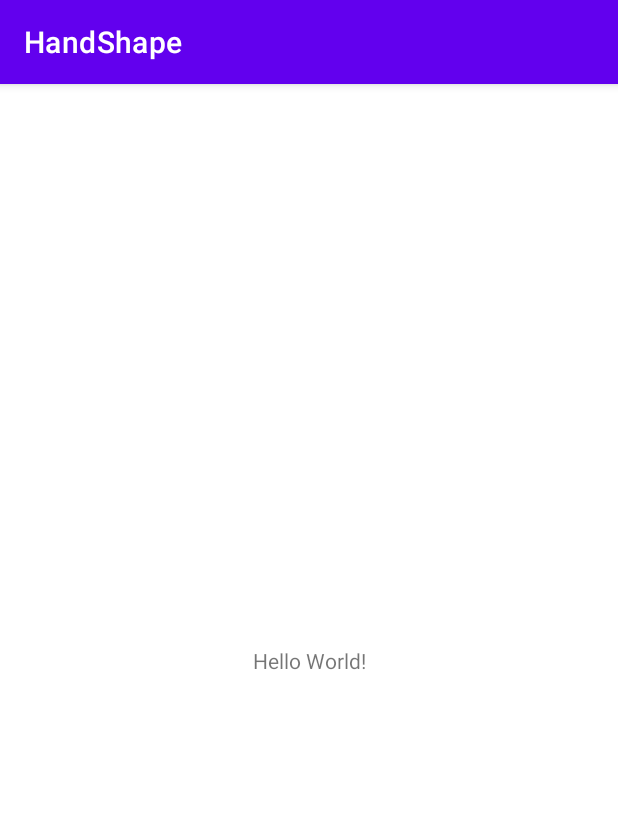
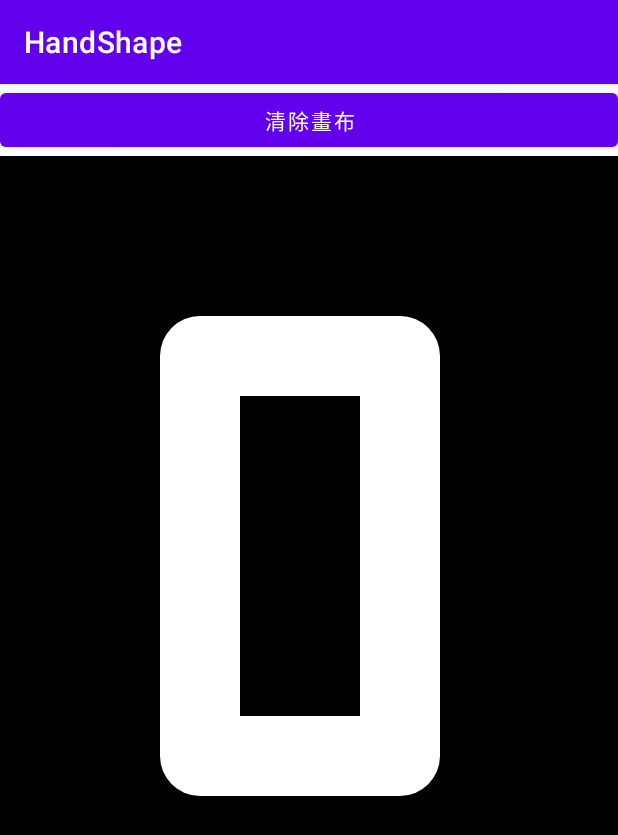
Before and after one commit to tcyang1971/HandShape, an Android app: the screen it shows after launch (MainActivity), on a phone screen of 412 x 824 dp. Shown: the top 835 px of the screen. Run offline under Robolectric (Android 15) with nearby library versions, the phone set to English and light mode, and no system bars.

Commit message:
建立CustomView

```diff
--- a/app/src/main/java/tw/edu/pu/csim/tcyang/handshape/HandPaint.kt
+++ b/app/src/main/java/tw/edu/pu/csim/tcyang/handshape/HandPaint.kt
@@ -1,4 +1,29 @@
 package tw.edu.pu.csim.tcyang.handshape
 
-class HandPaint {
+import android.content.Context
+import android.graphics.Canvas
+import android.graphics.Color
+import android.graphics.Paint
+import android.util.AttributeSet
+import android.view.View
+
+class HandPaint(context: Context?, attrs: AttributeSet?) : View(context, attrs) {
+
+    val paint = Paint(Paint.ANTI_ALIAS_FLAG)  //畫筆(避免踞齒)
+
+    init {
+        paint.color = Color.WHITE
+        paint.style = Paint.Style.STROKE //描邊
+        paint.strokeWidth = 80f  //設置畫筆寬度
+        paint.strokeCap = Paint.Cap.ROUND //線帽(線條開始區域，筆觸端點)平滑
+        paint.strokeJoin = Paint.Join.ROUND //連接處圓弧
+    }
+
+    override fun onDraw(canvas: Canvas) {
+        canvas.width
+        super.onDraw(canvas)
+        canvas.drawColor(Color.BLACK)  //背景
+        canvas.drawRect(200f,200f,400f,600f,paint)
+    }
+
 }
--- a/app/src/main/res/layout/activity_main.xml
+++ b/app/src/main/res/layout/activity_main.xml
@@ -1,18 +1,22 @@
 <?xml version="1.0" encoding="utf-8"?>
-<androidx.constraintlayout.widget.ConstraintLayout xmlns:android="http://schemas.android.com/apk/res/android"
+<LinearLayout xmlns:android="http://schemas.android.com/apk/res/android"
     xmlns:app="http://schemas.android.com/apk/res-auto"
     xmlns:tools="http://schemas.android.com/tools"
     android:layout_width="match_parent"
     android:layout_height="match_parent"
-    tools:context=".MainActivity">
+    tools:context=".MainActivity"
+    android:orientation="vertical"
+    android:gravity="center">
 
-    <TextView
-        android:layout_width="wrap_content"
+    <Button
+        android:id="@+id/btn"
+        android:layout_width="match_parent"
         android:layout_height="wrap_content"
-        android:text="Hello World!"
-        app:layout_constraintBottom_toBottomOf="parent"
-        app:layout_constraintLeft_toLeftOf="parent"
-        app:layout_constraintRight_toRightOf="parent"
-        app:layout_constraintTop_toTopOf="parent" />
+        android:text="清除畫布"  />
 
-</androidx.constraintlayout.widget.ConstraintLayout>
+    <tw.edu.pu.csim.tcyang.handshape.HandPaint
+        android:id="@+id/handv"
+        android:layout_width="match_parent"
+        android:layout_height="wrap_content" />
+
+</LinearLayout>
```
